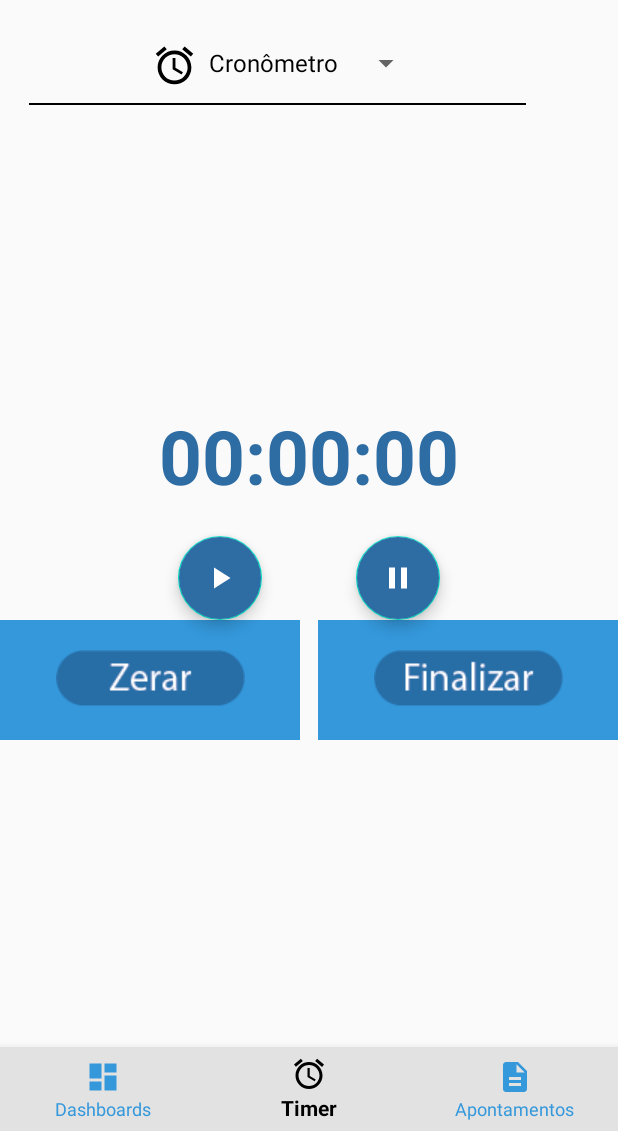
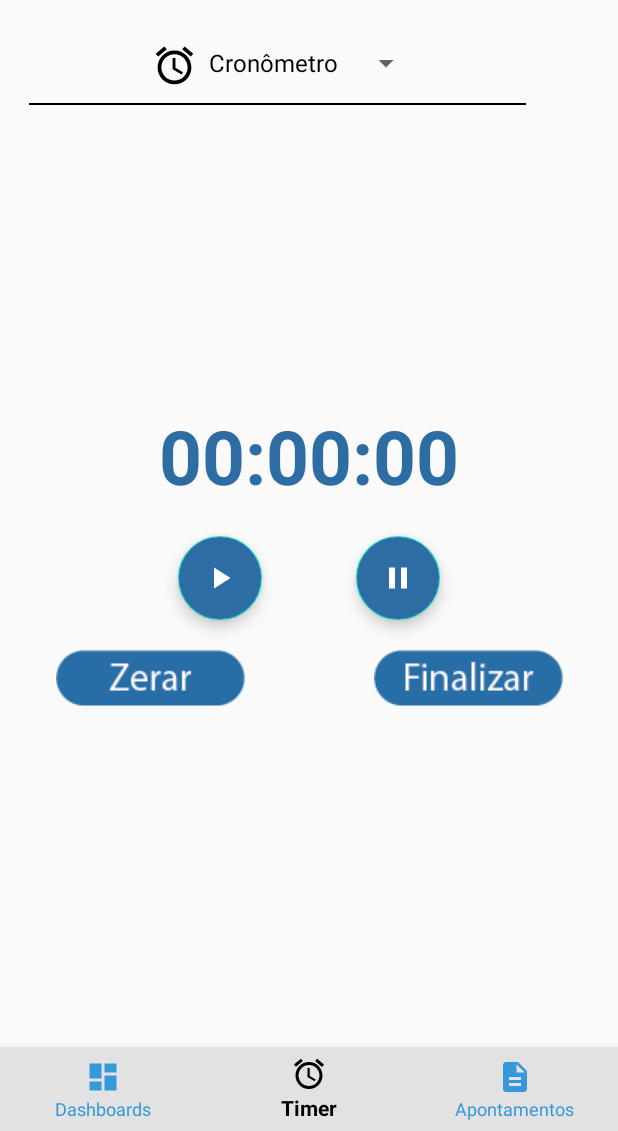
Before and after one commit to MatheusHuk/gespo-mobile, an Android app: the TimerActivity screen opened directly, with no data from a screen before it, on a phone screen of 412 x 824 dp, the part 105-1236 px from its top. Run offline under Robolectric (Android 15) with nearby library versions, the phone set to English and light mode, and no system bars.

Commit message:
Bug Fixes

```diff
--- a/app/src/main/res/layout/activity_timer.xml
+++ b/app/src/main/res/layout/activity_timer.xml
@@ -142,18 +142,18 @@
     <ImageButton
         android:layout_width="200dp"
         android:layout_height="80dp"
-        android:background="@color/item_color_selector"
-        android:src="@mipmap/buttonZerar"
+        android:background="@android:color/transparent"
+        android:src="@mipmap/button_zerar"
         android:onClick="resetTimer"
-        app:layout_constraintRight="parent"
+        app:layout_constraintLeft_toLeftOf="parent"
         app:layout_constraintTop_toBottomOf="@+id/fab_play"
-        />
+        tools:ignore="MissingConstraints" />
 
     <ImageButton
         android:layout_width="200dp"
         android:layout_height="80dp"
-        android:background="@color/item_color_selector"
-        android:src="@mipmap/buttonFinalizar"
+        android:background="@android:color/transparent"
+        android:src="@mipmap/button_finalizar"
         android:onClick="stopTimer"
         app:layout_constraintRight_toRightOf="parent"
         app:layout_constraintTop_toBottomOf="@+id/fab_pause"
```
Also changed, not shown: app/src/main/res/mipmap-mdpi/button_finalizar.png (renamed from app/src/main/res/mipmap-mdpi/buttonFinalizar.png), app/src/main/res/mipmap-mdpi/button_zerar.png (renamed from app/src/main/res/mipmap-mdpi/buttonZerar.png).
